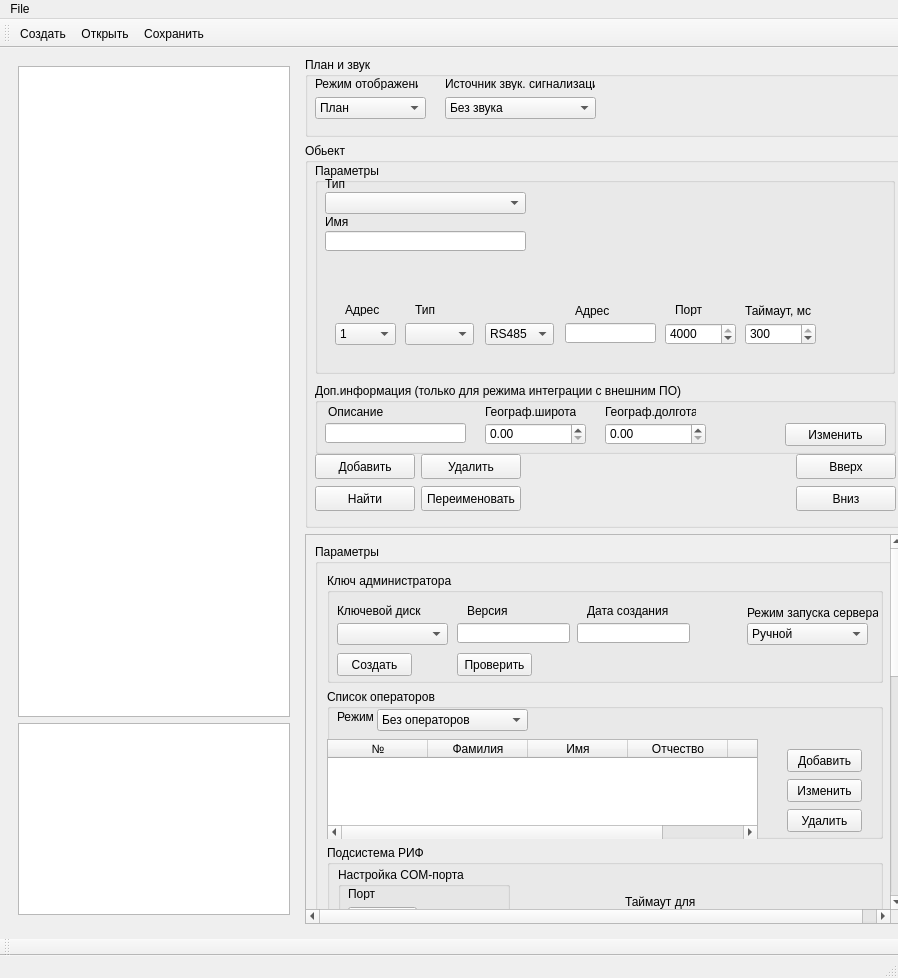
The window that m_cfg/MainWindowCFG.ui (xXRadioHeadXx/start7) describes before a commit, drawn with Qt 5.
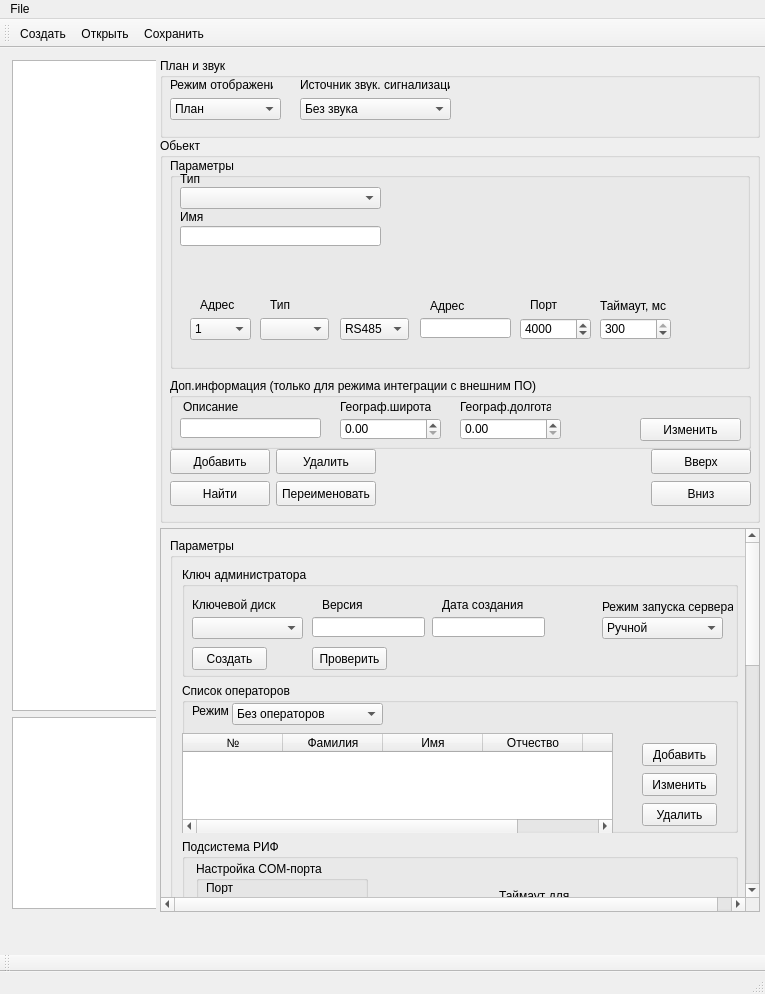
The same window after the commit. The open tabs and pages were chosen to show the change. Icons and pictures are not drawn.

```diff
--- a/m_cfg/MainWindowCFG.ui
+++ b/m_cfg/MainWindowCFG.ui
@@ -6,8 +6,8 @@
    <rect>
     <x>0</x>
     <y>0</y>
-    <width>898</width>
-    <height>972</height>
+    <width>765</width>
+    <height>994</height>
    </rect>
   </property>
   <property name="minimumSize">
@@ -32,18 +32,30 @@
    <bool>false</bool>
   </property>
   <widget class="QWidget" name="centralwidget">
-   <layout class="QGridLayout" name="gridLayout_3">
-    <item row="0" column="0" rowspan="3">
-     <widget class="QWidget" name="" native="true">
+   <widget class="QWidget" name="widget" native="true">
+    <property name="geometry">
+     <rect>
+      <x>6</x>
+      <y>6</y>
+      <width>150</width>
+      <height>861</height>
+     </rect>
+    </property>
       <property name="sizePolicy">
        <sizepolicy hsizetype="Minimum" vsizetype="Minimum">
         <horstretch>0</horstretch>
         <verstretch>0</verstretch>
        </sizepolicy>
       </property>
-      <layout class="QVBoxLayout" name="verticalLayout_2">
-       <item>
         <widget class="QTreeView" name="treeView">
+     <property name="geometry">
+      <rect>
+       <x>6</x>
+       <y>6</y>
+       <width>150</width>
+       <height>651</height>
+      </rect>
+     </property>
          <property name="sizePolicy">
           <sizepolicy hsizetype="Minimum" vsizetype="Minimum">
            <horstretch>0</horstretch>
@@ -52,14 +64,20 @@
          </property>
          <property name="minimumSize">
           <size>
-           <width>272</width>
+       <width>150</width>
            <height>651</height>
           </size>
          </property>
         </widget>
-       </item>
-       <item>
         <widget class="QTextEdit" name="textEdit">
+     <property name="geometry">
+      <rect>
+       <x>6</x>
+       <y>663</y>
+       <width>150</width>
+       <height>192</height>
+      </rect>
+     </property>
          <property name="sizePolicy">
           <sizepolicy hsizetype="Minimum" vsizetype="Fixed">
            <horstretch>0</horstretch>
@@ -68,7 +86,7 @@
          </property>
          <property name="minimumSize">
           <size>
-           <width>272</width>
+       <width>150</width>
            <height>127</height>
           </size>
          </property>
@@ -85,12 +103,16 @@
           </size>
          </property>
         </widget>
-       </item>
-      </layout>
-     </widget>
-    </item>
-    <item row="0" column="1">
+   </widget>
      <widget class="QGroupBox" name="groupBox">
+    <property name="geometry">
+     <rect>
+      <x>160</x>
+      <y>10</y>
+      <width>600</width>
+      <height>80</height>
+     </rect>
+    </property>
       <property name="sizePolicy">
        <sizepolicy hsizetype="Fixed" vsizetype="Fixed">
         <horstretch>0</horstretch>
@@ -237,9 +259,15 @@
        </item>
       </widget>
      </widget>
-    </item>
-    <item row="1" column="1">
      <widget class="QGroupBox" name="groupBox_2">
+    <property name="geometry">
+     <rect>
+      <x>160</x>
+      <y>90</y>
+      <width>600</width>
+      <height>385</height>
+     </rect>
+    </property>
       <property name="sizePolicy">
        <sizepolicy hsizetype="Fixed" vsizetype="Fixed">
         <horstretch>0</horstretch>
@@ -1725,7 +1753,7 @@
              <number>0</number>
             </property>
             <property name="maximum">
-             <double>4000.000000000000000</double>
+           <double>4001.000000000000000</double>
             </property>
             <property name="value">
              <double>4000.000000000000000</double>
@@ -2775,9 +2803,15 @@
        </layout>
       </widget>
      </widget>
-    </item>
-    <item row="2" column="1">
      <widget class="QScrollArea" name="scrollArea">
+    <property name="geometry">
+     <rect>
+      <x>160</x>
+      <y>480</y>
+      <width>600</width>
+      <height>384</height>
+     </rect>
+    </property>
       <property name="sizePolicy">
        <sizepolicy hsizetype="Fixed" vsizetype="Preferred">
         <horstretch>0</horstretch>
@@ -2804,8 +2838,8 @@
         <rect>
          <x>0</x>
          <y>0</y>
-         <width>598</width>
-         <height>1018</height>
+       <width>592</width>
+       <height>1012</height>
         </rect>
        </property>
        <layout class="QGridLayout" name="gridLayout_2">
@@ -3110,7 +3144,7 @@
                <rect>
                 <x>11</x>
                 <y>21</y>
-                <width>369</width>
+              <width>391</width>
                 <height>182</height>
                </rect>
               </property>
@@ -3867,9 +3901,15 @@
        </layout>
       </widget>
      </widget>
-    </item>
-    <item row="3" column="0">
      <widget class="QSplitter" name="splitter">
+    <property name="geometry">
+     <rect>
+      <x>6</x>
+      <y>878</y>
+      <width>16</width>
+      <height>16</height>
+     </rect>
+    </property>
       <property name="sizePolicy">
        <sizepolicy hsizetype="Preferred" vsizetype="Fixed">
         <horstretch>0</horstretch>
@@ -3880,16 +3920,14 @@
        <enum>Qt::Horizontal</enum>
       </property>
      </widget>
-    </item>
-   </layout>
   </widget>
   <widget class="QMenuBar" name="menubar">
    <property name="geometry">
     <rect>
      <x>0</x>
      <y>0</y>
-     <width>898</width>
-     <height>21</height>
+     <width>765</width>
+     <height>30</height>
     </rect>
    </property>
    <widget class="QMenu" name="menuFile">
```
Left out of the diff: 28 changed lines with no effect on the pictures. Lines whose indentation alone changed are shown as unchanged.
